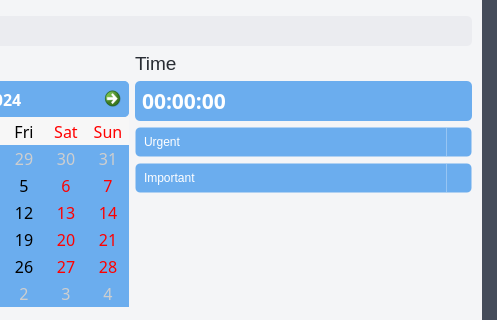
Before: the Qt Designer form src/eisenban/ui/card_description.ui in clockworksspheres/eisenban, drawn with Qt 5; both pictures show x 233 to 730 and y 108 to 428 of the 730 by 765 pixel window.
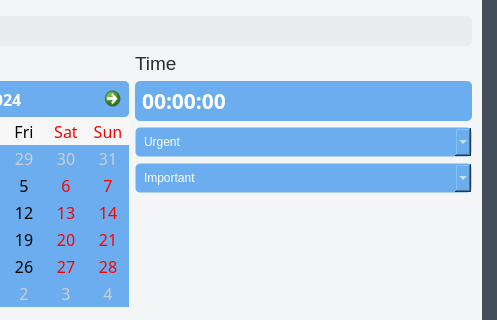
After: the same form once the commit is applied. Icons and pictures are not drawn.

Commit message: fixes for down-arrow on urgent and important combobox's

```diff
--- a/src/eisenban/ui/card_description.ui
+++ b/src/eisenban/ui/card_description.ui
@@ -883,32 +883,6 @@
     color: #e0e0e0;
 }
 
-/* Drop-down button */
-QComboBox::drop-down {
-    subcontrol-origin: padding;
-    subcontrol-position: top right;
-    width: 24px;
-    border-left: 1px solid rgba(255, 255, 255, 0.3);
-    border-top-right-radius: 5px;
-    border-bottom-right-radius: 5px;
-    background-color: transparent;
-}
-
-/* Drop-down button hover */
-QComboBox::drop-down:hover {
-    background-color: rgba(0, 0, 0, 0.1);
-}
-
-/* Arrow */
-QComboBox::down-arrow {
-    image: none;
-    width: 12px;
-    height: 12px;
-    border-left: 4px solid transparent;
-    border-right: 4px solid transparent;
-    border-top: 6px solid #ffffff;
-}
-
 /* Popup list container */
 QComboBox QAbstractItemView {
     background-color: #6badee;          /* same blue as the combobox */
@@ -989,32 +963,6 @@
     color: #e0e0e0;
 }
 
-/* Drop-down button */
-QComboBox::drop-down {
-    subcontrol-origin: padding;
-    subcontrol-position: top right;
-    width: 24px;
-    border-left: 1px solid rgba(255, 255, 255, 0.3);
-    border-top-right-radius: 5px;
-    border-bottom-right-radius: 5px;
-    background-color: transparent;
-}
-
-/* Drop-down button hover */
-QComboBox::drop-down:hover {
-    background-color: rgba(0, 0, 0, 0.1);
-}
-
-/* Arrow */
-QComboBox::down-arrow {
-    image: none;
-    width: 12px;
-    height: 12px;
-    border-left: 4px solid transparent;
-    border-right: 4px solid transparent;
-    border-top: 6px solid #ffffff;
-}
-
 /* Popup list container */
 QComboBox QAbstractItemView {
     background-color: #6badee;          /* same blue as the combobox */
```
The commit also changes 3 other files.
